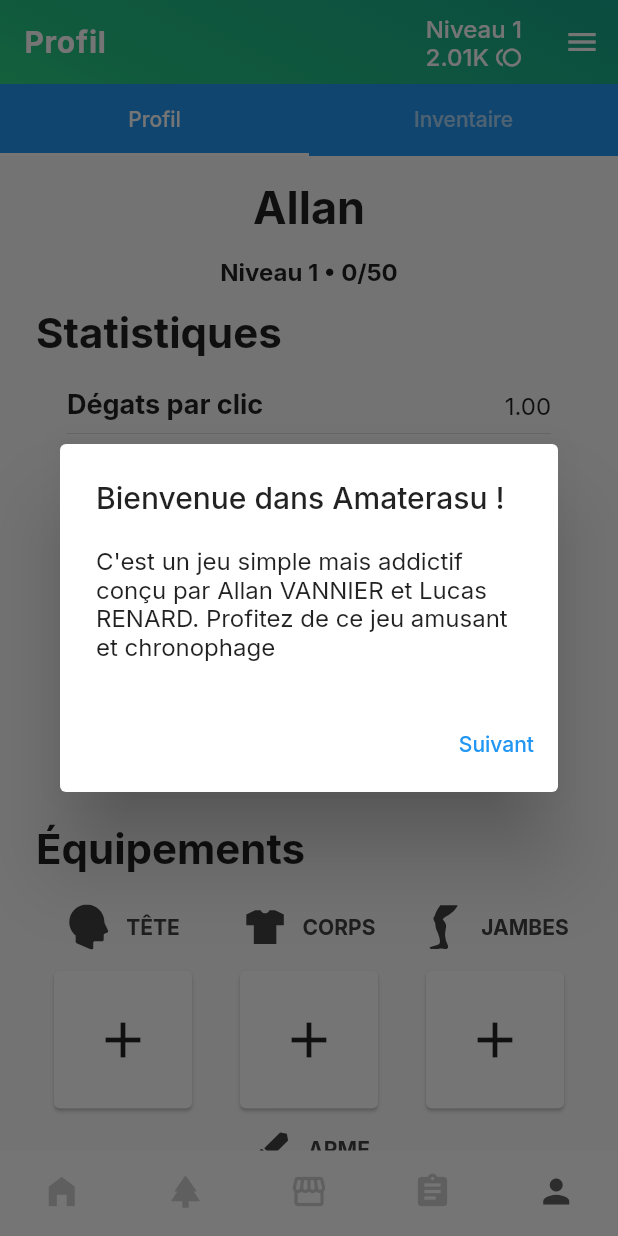
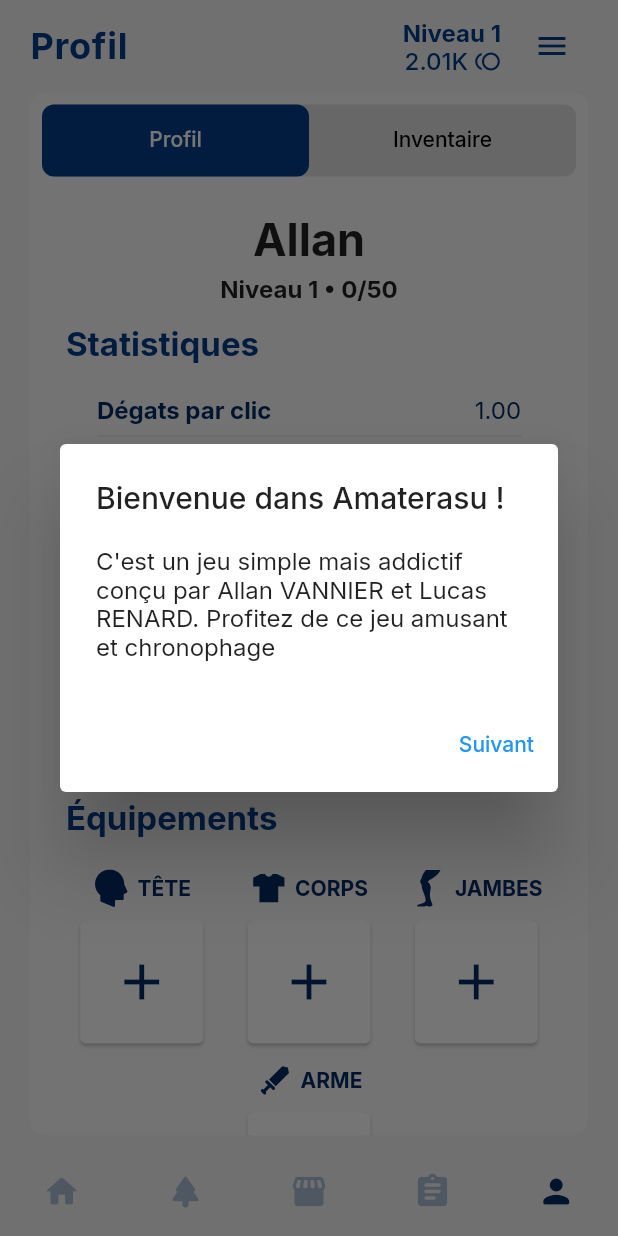
Before and after one commit to SonexGit/amaterasu, a Flutter app: the screen it shows after launch, swiped to page 5, on a phone screen of 412 x 824 dp. Run offline on Flutter 3.47's test engine with Material 2 defaults, Android fonts, the phone set to English and light mode, and no system bars; our stand-ins replace animated_splash_screen, audioplayers, carousel_slider, flutter_svg, google_fonts, shared_preferences and 1 more; missing offline and left inert: animated_button, snapping_sheet; generated files the repository leaves out were written again; network calls fail.

Commit message:
Début du design de l'application

```diff
--- a/lib/entities/equipment.dart
+++ b/lib/entities/equipment.dart
@@ -53,7 +53,7 @@ class Equipment {
   final EquipRarity rarity;
   final int requiredLevel;
   final EquipType type;
-  late final DateTime? obtainedDate;
+  late DateTime? obtainedDate;
   final double? healthBonus;
   final double? armorBonus;
   final double? tapAttackBonus;
--- a/lib/entities/player.dart
+++ b/lib/entities/player.dart
@@ -85,6 +85,7 @@ class Player {
   // Propriétés
 
   int money = 2000;
+  int lastAfkIncome = 0;
 
   List<Equipment> inventory = [];
   int inventoryFilterIndex = 0;
@@ -305,7 +306,8 @@ class Player {
     }
 
     // TODO : changer le 1 par le taux de money par seconde
-    player.money += secondsElapsed * 1;
+    lastAfkIncome = secondsElapsed * 1;
+    money += lastAfkIncome;
   }
 
   void equip(Equipment equip) {
@@ -313,7 +315,8 @@ class Player {
   }
 
   void giveEquipmentById(int id) {
-    inventory.add(Equipment.getEquipmentById(id).setObtainedDate(DateTime.now()));
+    inventory
+        .add(Equipment.getEquipmentById(id).setObtainedDate(DateTime.now()));
   }
 
   void giveEquipment(Equipment equip) {
@@ -412,7 +415,8 @@ class Player {
     switch (inventoryFilterIndex) {
       case 0:
         inventoryOrderIndex == 0
-            ? inventory.sort((a, b) => b.obtainedDate!.compareTo(a.obtainedDate!))
+            ? inventory
+                .sort((a, b) => b.obtainedDate!.compareTo(a.obtainedDate!))
             : inventory
                 .sort((a, b) => a.obtainedDate!.compareTo(b.obtainedDate!));
         break;
@@ -424,15 +428,15 @@ class Player {
         break;
       case 2:
         inventoryOrderIndex == 0
-            ? inventory.sort((a, b) => b.requiredLevel.compareTo(a.requiredLevel))
+            ? inventory
+                .sort((a, b) => b.requiredLevel.compareTo(a.requiredLevel))
             : inventory
                 .sort((a, b) => a.requiredLevel.compareTo(b.requiredLevel));
         break;
       case 3:
         inventoryOrderIndex == 0
             ? inventory.sort((a, b) => b.type.order.compareTo(a.type.order))
-            : inventory
-                .sort((a, b) => a.type.order.compareTo(b.type.order));
+            : inventory.sort((a, b) => a.type.order.compareTo(b.type.order));
         break;
       default:
         break;
--- a/lib/screens/core.dart
+++ b/lib/screens/core.dart
@@ -35,13 +35,7 @@ class _CoreState extends State<Core> with WidgetsBindingObserver {
   final String _timestampKey = 'timestamp';
   DateTime? _timestamp;
 
-  static final List<Widget> _widgetOptions = <Widget>[
-    const HomeScreen(),
-    const AdventureScreen(),
-    const ShopScreen(),
-    const QuestsPage(),
-    const ProfileScreen(),
-  ];
+  static late final List<Widget> _widgetOptions;
 
   void _onItemTapped(int index) {
     setState(() {
@@ -55,6 +49,14 @@ class _CoreState extends State<Core> with WidgetsBindingObserver {
   void initState() {
     super.initState();
     _pageController = PageController();
+
+    _widgetOptions = const <Widget>[
+      HomeScreen(),
+      AdventureScreen(),
+      ShopScreen(),
+      QuestsPage(),
+      ProfileScreen(),
+    ];
 
     // Initialize the important entities
     player;
@@ -97,8 +99,17 @@ class _CoreState extends State<Core> with WidgetsBindingObserver {
   @override
   Widget build(BuildContext context) {
     return Scaffold(
-      appBar: const MyAppBar(),
+      backgroundColor: Style.altColor,
+      appBar: const PreferredSize(
+          preferredSize: Size.fromHeight(kToolbarHeight * 1.1),
+          child: MyAppBar()),
       body: SafeArea(
+          child: Padding(
+              padding:
+                  const EdgeInsets.only(bottom: 10, left: 20, right: 20),
+              child: ClipRRect(
+                borderRadius: BorderRadius.circular(
+                    10.0), //définir le rayon de bordure arrondie souhaité
                 child: PageView(
                   controller: _pageController,
                   physics: const BouncingScrollPhysics(),
@@ -109,12 +120,13 @@ class _CoreState extends State<Core> with WidgetsBindingObserver {
                       selectedIndex = index;
                     });
                   },
-      )),
+                ),
+              ))),
       bottomNavigationBar: BottomNavigationBar(
         iconSize: 26,
-        backgroundColor: Colors.white,
-        selectedItemColor: Colors.grey[700],
-        unselectedItemColor: Colors.grey[700]?.withOpacity(0.3),
+        backgroundColor: Colors.transparent,
+        selectedItemColor: Style.secondaryColor,
+        unselectedItemColor: Style.primaryColor.withOpacity(0.3),
         currentIndex: selectedIndex,
         onTap: _onItemTapped,
         elevation: 0,
@@ -123,13 +135,13 @@ class _CoreState extends State<Core> with WidgetsBindingObserver {
         type: BottomNavigationBarType.fixed,
         items: const [
           BottomNavigationBarItem(
-              icon: Icon(Icons.home_filled), label: "Accueil"),
-          BottomNavigationBarItem(icon: Icon(Icons.park), label: "Aventure"),
+              icon: Icon(Icons.home_rounded), label: "Accueil"),
+          BottomNavigationBarItem(icon: Icon(Icons.park_rounded), label: "Aventure"),
           BottomNavigationBarItem(
-              icon: Icon(Icons.storefront), label: "Boutique"),
+              icon: Icon(Icons.storefront_rounded), label: "Boutique"),
           BottomNavigationBarItem(
-              icon: Icon(Icons.assignment), label: "Quêtes"),
-          BottomNavigationBarItem(icon: Icon(Icons.person), label: "Profil"),
+              icon: Icon(Icons.assignment_rounded), label: "Quêtes"),
+          BottomNavigationBarItem(icon: Icon(Icons.person_rounded), label: "Profil"),
         ],
       ),
     );
@@ -174,9 +186,6 @@ class _MyAppBarState extends State<MyAppBar> {
   void initState() {
     super.initState();
     _timer = Timer.periodic(const Duration(milliseconds: 100), _updateMoney);
-    // WidgetsBinding.instance.addPostFrameCallback((_) {
-    //   menuNames = AppLocalizations.of(context)!.menuNames.split(':');
-    // });
   }
 
   @override
@@ -188,7 +197,20 @@ class _MyAppBarState extends State<MyAppBar> {
   @override
   Widget build(BuildContext context) {
     return AppBar(
-      title: Row(mainAxisAlignment: MainAxisAlignment.spaceBetween, children: [
+      systemOverlayStyle:
+          const SystemUiOverlayStyle(statusBarColor: Colors.transparent),
+      backgroundColor: Colors.transparent,
+      elevation: 0,
+      centerTitle: false,
+      flexibleSpace: SafeArea(
+        child: Container(
+          padding: const EdgeInsets.only(left: 20, right: 20),
+          child:
+              Row(mainAxisAlignment: MainAxisAlignment.spaceBetween, crossAxisAlignment: CrossAxisAlignment.center, children: [
+            Column(
+              mainAxisSize: MainAxisSize.max,
+              mainAxisAlignment: MainAxisAlignment.center,
+              children: [
                 Text(
                     [
                       AppLocalizations.of(context)!.home,
@@ -197,31 +219,33 @@ class _MyAppBarState extends State<MyAppBar> {
                       AppLocalizations.of(context)!.quests,
                       AppLocalizations.of(context)!.profile
                     ][selectedIndex],
-            style: const TextStyle(
-                fontWeight: FontWeight.bold, letterSpacing: 0.5)),
+                    style: Style.appBarTitle),
+              ],
+            ),
+            Row(
+              children: [
                 Column(
                   mainAxisSize: MainAxisSize.max,
-          mainAxisAlignment: MainAxisAlignment.end,
+                  mainAxisAlignment: MainAxisAlignment.center,
                   crossAxisAlignment: CrossAxisAlignment.end,
                   children: [
                     Text(AppLocalizations.of(context)!.level(player.level),
-                style: Style.moneyAppBar),
+                        style: Style.appBarInfo.merge(const TextStyle(fontWeight: FontWeight.bold))),
                     Row(
                       crossAxisAlignment: CrossAxisAlignment.end,
                       mainAxisAlignment: MainAxisAlignment.end,
                       mainAxisSize: MainAxisSize.max,
                       children: [
-                Text(player.formattedMoney(), style: Style.moneyAppBar),
+                        Text(player.formattedMoney(), style: Style.appBarInfo),
                         const SizedBox(width: 4.0),
-                const Icon(Icons.toll, size: 18),
+                        Icon(Icons.toll, size: 18, color: Style.primaryColor),
                       ],
                     ),
                   ],
-        )
-      ]),
-      actions: [
+                ),
+                const SizedBox(width: 10),
                 PopupMenuButton<int>(
-          icon: const Icon(Icons.menu),
+                  icon: Icon(Icons.menu, color: Style.primaryColor),
                   itemBuilder: (context) => [
                     PopupMenuItem(
                         onTap: () {
@@ -239,17 +263,8 @@ class _MyAppBarState extends State<MyAppBar> {
                   tooltip: AppLocalizations.of(context)!.menu,
                 ),
               ],
-      systemOverlayStyle:
-          const SystemUiOverlayStyle(statusBarColor: Colors.transparent),
-      backgroundColor: Colors.transparent,
-      elevation: 0,
-      centerTitle: false,
-      flexibleSpace: Container(
-        decoration: const BoxDecoration(
-          gradient: LinearGradient(
-            colors: Style.mainGradient,
-            transform: GradientRotation(90),
             ),
+          ]),
         ),
       ),
     );
--- a/lib/screens/home/home_screen.dart
+++ b/lib/screens/home/home_screen.dart
@@ -114,11 +114,11 @@ class _HomeScreenState extends State<HomeScreen> {
                       ],
                     ),
                     const SizedBox(height: 5),
-                    Row(
+                    player.lastAfkIncome != 0 ? Row(
                       children: [
                         Flexible(
                           child: Text(
-                            "${AppLocalizations.of(context)!.afkIncome} 2416 ${AppLocalizations.of(context)!.goldsLower}",
+                            "${AppLocalizations.of(context)!.afkIncome} ${player.lastAfkIncome} ${AppLocalizations.of(context)!.goldsLower}",
                             style: TextStyle(
                               fontSize: 16,
                               color: Colors.grey[600],
@@ -126,7 +126,7 @@ class _HomeScreenState extends State<HomeScreen> {
                           ),
                         ),
                       ],
-                    ),
+                    ) : Container(),
                     CarouselSlider(
                       options: CarouselOptions(
                         height: 400.0,
--- a/lib/screens/profile/profile_screen.dart
+++ b/lib/screens/profile/profile_screen.dart
@@ -1,5 +1,5 @@
-import 'package:amaterasu/entities/equipment.dart';
 import 'package:amaterasu/entities/player.dart';
+import 'package:amaterasu/utils/style.dart';
 import 'package:amaterasu/widgets/equipment/equipment_icon.dart';
 import 'package:amaterasu/widgets/equipment/equipment_slot.dart';
 import 'package:flutter/material.dart';
@@ -42,20 +42,27 @@ class _ProfileScreenState extends State<ProfileScreen>
         body: Column(
           crossAxisAlignment: CrossAxisAlignment.stretch,
           children: [
-            Container(
-              color: Colors.blue, // Couleur de fond de la tab bar
+            Padding(
+              padding: const EdgeInsets.all(8.0),
+              child: Container(
+                decoration: BoxDecoration(
+                    borderRadius: BorderRadius.circular(8.0),
+                    color: Colors.grey[300],
+                ),
+                height: kToolbarHeight - 8,
                 child: TabBar(
                   controller: _tabController,
-                indicatorColor:
-                    Colors.white, // Couleur de la barre de sélection
-                labelColor:
-                    Colors.white, // Couleur de texte de l'onglet sélectionné
-                unselectedLabelColor:
-                    Colors.white60, // Couleur de texte des autres onglets
+                  unselectedLabelColor: Colors.black,
+                  labelColor: Colors.white,
+                  indicator: BoxDecoration(
+                    borderRadius: BorderRadius.circular(8.0),
+                    color: Style.primaryColor,
+                  ),
                   tabs: [
                     Tab(text: AppLocalizations.of(context)!.profile),
                     Tab(text: AppLocalizations.of(context)!.inventory),
                   ],
+                ),
               ),
             ),
             Expanded(
@@ -76,7 +83,7 @@ class _ProfileScreenState extends State<ProfileScreen>
                             fontWeight: FontWeight.bold,
                           ),
                         ),
-                        const SizedBox(height: 15),
+                        const SizedBox(height: 5),
                         Text(
                             "${AppLocalizations.of(context)!.level(player.level)} • ${player.experience}/${player.nextLevelExp}",
                             textAlign: TextAlign.center,
@@ -88,10 +95,7 @@ class _ProfileScreenState extends State<ProfileScreen>
                           children: [
                             Text(
                               AppLocalizations.of(context)!.statistics,
-                              style: const TextStyle(
-                                fontSize: 28,
-                                fontWeight: FontWeight.bold,
-                              ),
+                              style: Style.profileHeadline
                             ),
                             const SizedBox(height: 20),
                             Padding(
@@ -108,15 +112,11 @@ class _ProfileScreenState extends State<ProfileScreen>
                                           children: [
                                             Text(
                                               entry.key,
-                                              style: const TextStyle(
-                                                fontSize: 18,
-                                                fontWeight: FontWeight.bold,
-                                              ),
+                                              style: Style.profileStats.merge( const TextStyle(fontWeight: FontWeight.bold))
                                             ),
                                             Text(
                                               entry.value.toStringAsFixed(2),
-                                              style:
-                                                  const TextStyle(fontSize: 16),
+                                              style: Style.profileStats
                                             ),
                                           ],
                                         ),
@@ -129,10 +129,7 @@ class _ProfileScreenState extends State<ProfileScreen>
                             const SizedBox(height: 40),
                             Text(
                               AppLocalizations.of(context)!.equipments,
-                              style: const TextStyle(
-                                fontSize: 28,
-                                fontWeight: FontWeight.bold,
-                              ),
+                              style: Style.profileHeadline
                             ),
                             const SizedBox(height: 20),
                             Row(
--- a/lib/utils/style.dart
+++ b/lib/utils/style.dart
@@ -2,30 +2,17 @@ import 'package:flutter/material.dart';
 import 'package:google_fonts/google_fonts.dart';
 
 class Style {
-  static Color whiteColor = const Color.fromARGB(255, 250, 250, 250);
-  static Color primaryColor = Colors.red;
-  static Color secondaryColor = Colors.blue;
-  static Color textColor = const Color.fromARGB(255, 20, 20, 20);
+  static const Color whiteColor = Color.fromARGB(255, 250, 250, 250);
+  static const Color primaryColor = Color.fromARGB(255, 2, 62, 138);
+  static const Color secondaryColor = Color.fromARGB(255, 2, 44, 100);
+  static Color altColor = Colors.grey.shade100;
+  static const Color textColor = Color.fromARGB(255, 20, 20, 20);
   static const Color categoryColorRed = Color.fromARGB(255, 239, 71, 111);
   static const Color categoryColorBlue = Color.fromARGB(255, 72, 150, 240);
   static const Color categoryColorPurple = Color.fromARGB(255, 173, 102, 255);
   static const Color categoryColorOrange = Color.fromARGB(255, 255, 209, 102);
   static const Color categoryColorGreen = Color.fromARGB(255, 6, 214, 160);
   static const Color categoryColorCyan = Color.fromARGB(255, 6, 214, 207);
-
-  // static const List<Color> mainGradient = [
-  //   Color.fromARGB(255, 244, 7, 82),
-  //   Color.fromARGB(255, 247, 89, 113),
-  //   Color.fromARGB(255, 248, 130, 128),
-  //   Color.fromARGB(255, 249, 171, 143),
-  // ];
-
-  // static const List<Color> mainGradient = [
-  //   Color.fromARGB(255, 242, 146, 237),
-  //   Color.fromARGB(255, 243, 123, 169),
-  //   Color.fromARGB(255, 243, 111, 135),
-  //   Color.fromARGB(255, 243, 99, 100),
-  // ];
 
   static const List<Color> mainGradient = [
     Color.fromARGB(255, 17, 153, 142),
@@ -37,18 +24,33 @@ class Style {
   static TextStyle fontFamily =
       TextStyle(fontFamily: GoogleFonts.inter().fontFamily);
 
-  static TextStyle textStyle =
+  static const TextStyle textStyle =
       TextStyle(fontSize: 14, color: textColor, fontWeight: FontWeight.w400);
-  static TextStyle headlineStyleHome =
+
+  static const TextStyle appBarTitle = TextStyle(
+      fontSize: 24,
+      letterSpacing: 0.5,
+      color: primaryColor,
+      fontWeight: FontWeight.bold);
+  static const TextStyle appBarInfo =
+      TextStyle(fontSize: 16, color: primaryColor, fontWeight: FontWeight.w500);
+
+  static const TextStyle headlineStyleHome =
       TextStyle(fontSize: 28, color: textColor, fontWeight: FontWeight.w800);
   static TextStyle sublineStyleHome = TextStyle(
       fontSize: 16, color: Colors.grey.shade600, fontWeight: FontWeight.w500);
 
-  static TextStyle headlineStyleHomeCard =
+  static const TextStyle headlineStyleHomeCard =
       TextStyle(fontSize: 20, color: whiteColor, fontWeight: FontWeight.w700);
 
-  static TextStyle moneyAppBar = const TextStyle(
-      fontSize: 16, color: Colors.white, fontWeight: FontWeight.w500);
+  static const TextStyle profileHeadline = TextStyle(
+    fontSize: 22,
+    color: primaryColor,
+    fontWeight: FontWeight.bold,
+  );
+
+  static const TextStyle profileStats =
+      TextStyle(fontSize: 16, color: secondaryColor);
 
   static TextStyle equipmentTextStyle =
       TextStyle(fontFamily: GoogleFonts.inter().fontFamily, fontSize: 16);
--- a/lib/widgets/equipment/equipment_slot.dart
+++ b/lib/widgets/equipment/equipment_slot.dart
@@ -1,5 +1,6 @@
 import 'package:amaterasu/entities/equipment.dart';
 import 'package:amaterasu/entities/player.dart';
+import 'package:amaterasu/utils/style.dart';
 import 'package:amaterasu/widgets/equipment/equipment_icon.dart';
 import 'package:flutter/material.dart';
 import 'package:flutter_svg/svg.dart';
@@ -23,8 +24,6 @@ class _EquipmentSlotState extends State<EquipmentSlot> {
 
   List<Equipment> filteredInventory = [];
 
-  Color? svgColor;
-
   @override
   void initState() {
     super.initState();
@@ -32,25 +31,24 @@ class _EquipmentSlotState extends State<EquipmentSlot> {
         .firstWhere((type) => type.toString().split('.')[1] == widget.type);
     _selectedEquipment = player.equipments[Equipment.typeArgToString(type!)];
 
-    double svgSize = 30.0;
-    svgColor = Colors.grey[800];
+    double svgSize = 25.0;
 
     switch (Equipment.typeArgToString(type!)) {
       case "head":
         equipmentIcon = SvgPicture.asset("assets/equipments/icons/head.svg",
-            width: svgSize, height: svgSize, color: svgColor);
+            width: svgSize, height: svgSize, color: Style.secondaryColor);
         break;
       case "body":
         equipmentIcon = SvgPicture.asset("assets/equipments/icons/body.svg",
-            width: svgSize, height: svgSize, color: svgColor);
+            width: svgSize, height: svgSize, color: Style.secondaryColor);
         break;
       case "legs":
         equipmentIcon = SvgPicture.asset("assets/equipments/icons/legs.svg",
-            width: svgSize, height: svgSize, color: svgColor);
+            width: svgSize, height: svgSize, color: Style.secondaryColor);
         break;
       case "weapon":
         equipmentIcon = SvgPicture.asset("assets/equipments/icons/weapon.svg",
-            width: svgSize, height: svgSize, color: svgColor);
+            width: svgSize, height: svgSize, color: Style.secondaryColor);
         break;
       default:
         equipmentIcon =
@@ -116,25 +114,25 @@ class _EquipmentSlotState extends State<EquipmentSlot> {
           mainAxisSize: MainAxisSize.min,
           children: [
             equipmentIcon!,
-            const SizedBox(width: 10),
+            const SizedBox(width: 5),
             Text(
               Equipment.getTypeLocalization(context, type!).toUpperCase(),
-              style: TextStyle(
-                  fontSize: 14, fontWeight: FontWeight.bold, color: svgColor),
+              style: const TextStyle(
+                  fontSize: 14, fontWeight: FontWeight.bold, color: Style.secondaryColor),
             ),
           ],
         ),
-        const SizedBox(height: 10),
+        const SizedBox(height: 5),
         SizedBox(
-            width: 100.0,
-            height: 100.0,
+            width: 90.0,
+            height: 90.0,
             child: GestureDetector(
               onTap: _handleTap,
               child: Card(
                 child: _selectedEquipment != null
                     ? EquipmentIcon(equipment: _selectedEquipment!)
                     : IconButton(
-                        icon: const Icon(Icons.add, size: 40),
+                        icon: const Icon(Icons.add, size: 40, color: Style.secondaryColor),
                         onPressed: _handleTap,
                       ),
               ),
```
Lines whose indentation alone changed are shown as unchanged.
